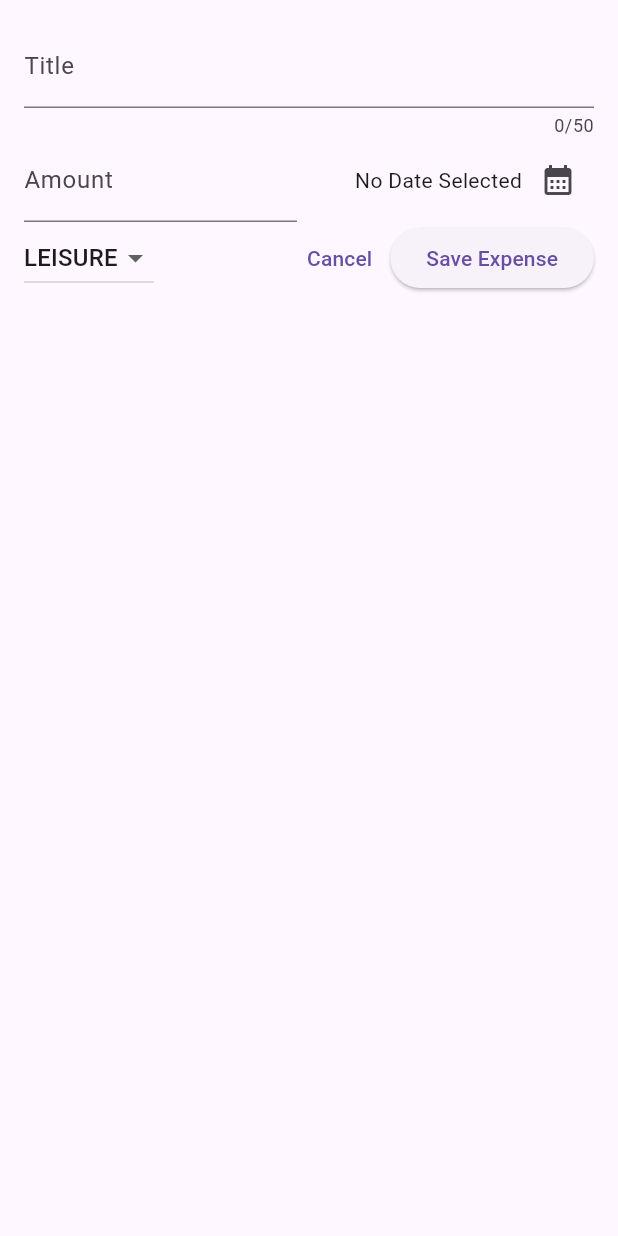
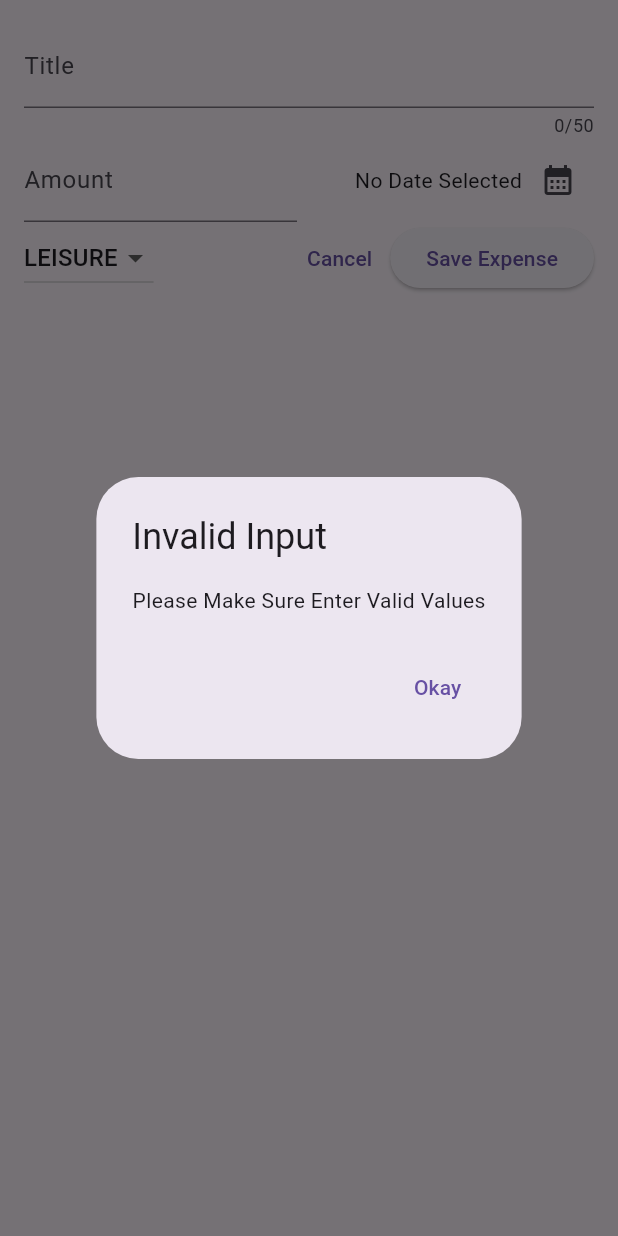
Before and after one commit to thatserfan/Expense-Tracker-Flutter, a Flutter app: the NewExpense widget shown alone on an empty page, opened directly, after a tap on "Save Expense", on a phone screen of 412 x 824 dp. Run offline on Flutter 3.47's test engine with Material 2 defaults, Android fonts, the phone set to English and light mode, and no system bars.

Commit message:
Add error message to Save Expense

```diff
--- a/lib/widgets/new_expense.dart
+++ b/lib/widgets/new_expense.dart
@@ -34,7 +34,23 @@ class _NewExpenseState extends State<NewExpense> {
     final amountIsInvalid = enteredAmount == null || enteredAmount <= 0;
     if (_titleController.text.trim().isEmpty ||
         amountIsInvalid ||
-        _selectedDate == null) {}
+        _selectedDate == null) {
+      showDialog(
+        context: context,
+        builder: (ctx) => AlertDialog(
+          title: const Text("Invalid Input"),
+          content: const Text('Please Make Sure Enter Valid Values'),
+          actions: [
+            TextButton(
+              onPressed: () {
+                Navigator.pop(ctx);
+              },
+              child: const Text('Okay'),
+            )
+          ],
+        ),
+      );
+    }
   }
 
   @override
```
